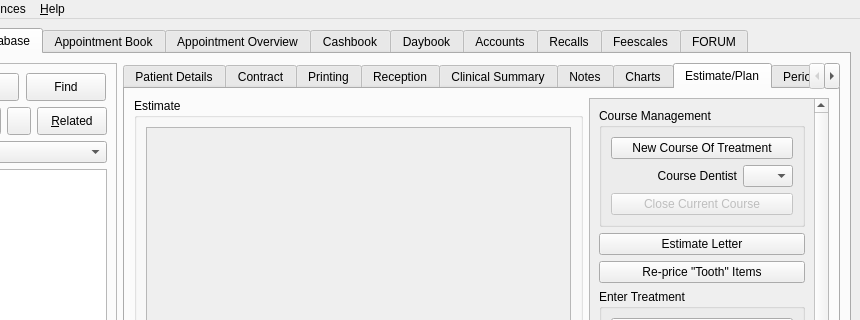
Old version of the form qt-designer/main.ui in the repository rowinggolfer/openmolar1; both pictures show x 83 to 943 and y 0 to 320 of the 943 by 588 pixel window.
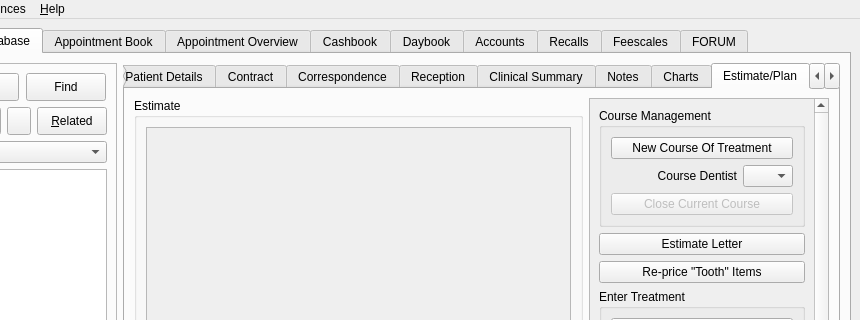
New version of the form. The open tabs and pages were chosen to show the change. Icons and pictures are not drawn.

The edit to the form file:
```diff
--- a/qt-designer/main.ui
+++ b/qt-designer/main.ui
@@ -1604,7 +1604,7 @@
              </widget>
              <widget class="QWidget" name="tab_6">
               <attribute name="title">
-               <string>Printing</string>
+               <string>Correspondence</string>
               </attribute>
               <layout class="QHBoxLayout" name="horizontalLayout_11">
                <item>
```
Left out of the diff: 29 changed lines with no effect on the pictures.
